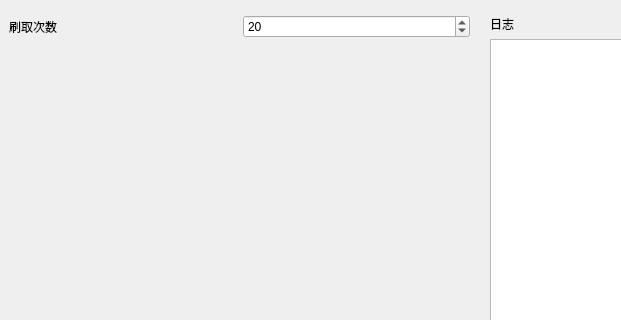
The window that app/ui/additional_features_interface.ui (LaoZhuJackson/SnowbreakAutoAssistant) describes before a commit, drawn with Qt 5; both pictures show x 0 to 621 and y 0 to 320 of the 721 by 675 pixel window.
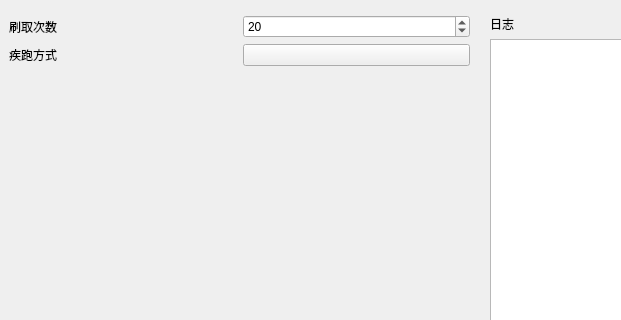
The same window after the commit. The open tabs and pages were chosen to show the change. Custom widgets are drawn as their Qt base class.

What changed in the file:
```diff
--- a/app/ui/additional_features_interface.ui
+++ b/app/ui/additional_features_interface.ui
@@ -29,7 +29,7 @@
    <item row="1" column="0">
     <widget class="QStackedWidget" name="stackedWidget">
      <property name="currentIndex">
-         <number>0</number>
+         <number>1</number>
      </property>
      <widget class="QWidget" name="page_fishing">
          <layout class="QGridLayout" name="gridLayout_2" rowstretch="0,0,0" columnstretch="2,1">
@@ -281,14 +281,17 @@
                 <item row="1" column="0">
                     <widget class="SimpleCardWidget" name="SimpleCardWidget_action">
                         <layout class="QGridLayout" name="gridLayout_6">
-                            <item row="0" column="0">
-                                <widget class="BodyLabel" name="BodyLabel_4">
+                            <item row="2" column="0" colspan="2">
+                                <widget class="BodyLabel" name="BodyLabel_tip_action">
                                     <property name="text">
-                                        <string>刷取次数</string>
+                                        <string/>
+                                    </property>
+                                    <property name="textFormat">
+                                        <enum>Qt::MarkdownText</enum>
                                     </property>
                                 </widget>
                             </item>
-                            <item row="2" column="0">
+                            <item row="3" column="0">
                                 <spacer name="verticalSpacer_3">
                                     <property name="orientation">
                                         <enum>Qt::Vertical</enum>
@@ -301,6 +304,13 @@
                                     </property>
                                 </spacer>
                             </item>
+                            <item row="0" column="0">
+                                <widget class="BodyLabel" name="BodyLabel_4">
+                                    <property name="text">
+                                        <string>刷取次数</string>
+                                    </property>
+                                </widget>
+                            </item>
                             <item row="0" column="1">
                                 <widget class="SpinBox" name="SpinBox_action_times">
                                     <property name="value">
@@ -308,16 +318,16 @@
                                     </property>
                                 </widget>
                             </item>
-                            <item row="1" column="0" colspan="2">
-                                <widget class="BodyLabel" name="BodyLabel_tip_action">
+                            <item row="1" column="0">
+                                <widget class="BodyLabel" name="BodyLabel_22">
                                     <property name="text">
-                                        <string/>
-                                    </property>
-                                    <property name="textFormat">
-                                        <enum>Qt::MarkdownText</enum>
+                                        <string>疾跑方式</string>
                                     </property>
                                 </widget>
                             </item>
+                            <item row="1" column="1">
+                                <widget class="ComboBox" name="ComboBox_run"/>
+                            </item>
                         </layout>
                     </widget>
                 </item>
```
